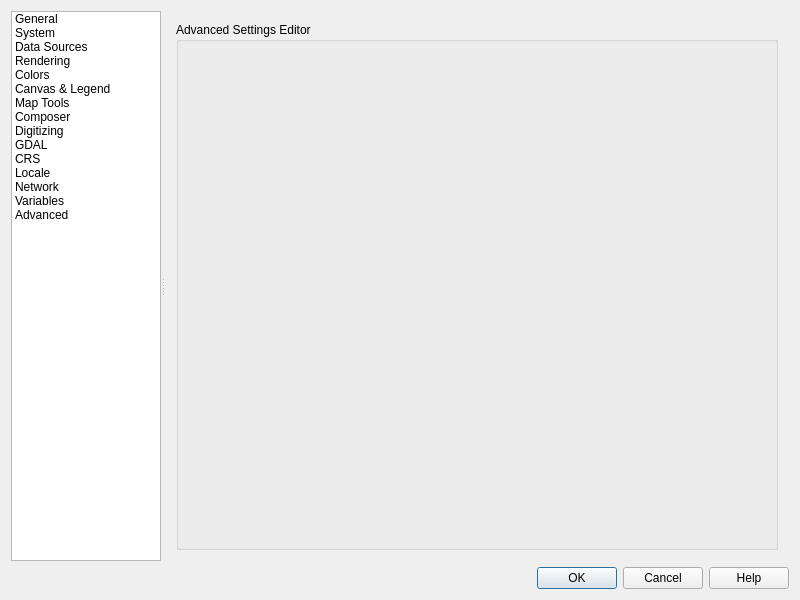
Before: the Qt Designer form src/ui/qgsoptionsbase.ui in qgis/QGIS, drawn with Qt 5.
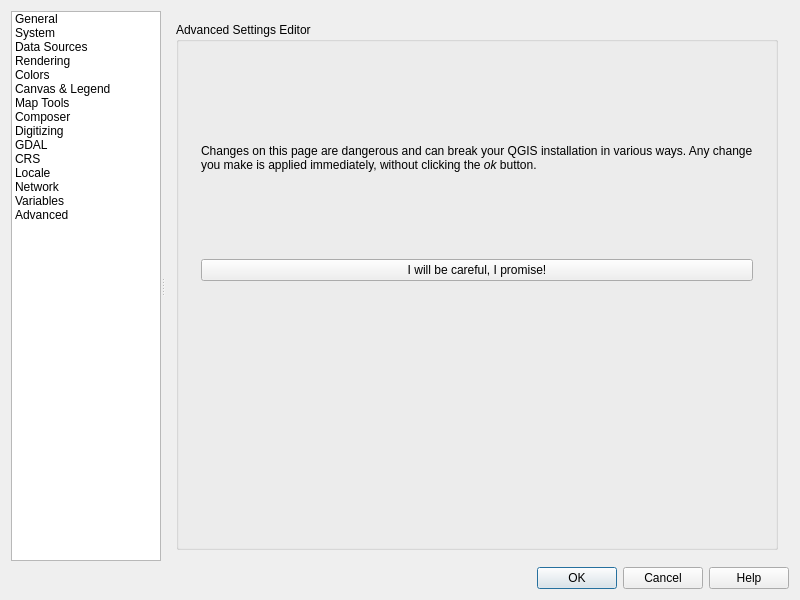
After: the same form once the commit is applied. The open tabs and pages were chosen to show the change. Icons and pictures are not drawn. Custom widgets are drawn as their Qt base class.

Commit message: Add warning to advanced settings dialog

The edit to the form file:
```diff
--- a/src/ui/qgsoptionsbase.ui
+++ b/src/ui/qgsoptionsbase.ui
@@ -4901,9 +4901,36 @@
              <property name="title">
               <string>Advanced Settings Editor</string>
              </property>
-             <layout class="QGridLayout" name="gridLayout_19">
-              <item row="0" column="0">
-               <widget class="QgsSettingsTree" name="mAdvancedSettingsEditor" native="true"/>
+             <layout class="QVBoxLayout" name="verticalLayout_42">
+              <item>
+               <widget class="QWidget" name="mAdvancedSettingsWarning" native="true">
+                <layout class="QVBoxLayout" name="verticalLayout_44">
+                 <item>
+                  <widget class="QLabel" name="label_44">
+                   <property name="text">
+                    <string>&lt;html&gt;&lt;head/&gt;&lt;body&gt;&lt;p&gt;Changes on this page are dangerous and can break your QGIS installation in various ways. Any change you make is applied immediately, without clicking the &lt;span style=&quot; font-style:italic;&quot;&gt;ok&lt;/span&gt; button.&lt;/p&gt;&lt;/body&gt;&lt;/html&gt;</string>
+                   </property>
+                   <property name="wordWrap">
+                    <bool>true</bool>
+                   </property>
+                  </widget>
+                 </item>
+                 <item>
+                  <widget class="QPushButton" name="mAdvancedSettingsEnableButton">
+                   <property name="text">
+                    <string>I will be careful, I promise!</string>
+                   </property>
+                  </widget>
+                 </item>
+                </layout>
+               </widget>
+              </item>
+              <item>
+               <widget class="QgsSettingsTree" name="mAdvancedSettingsEditor" native="true">
+                <property name="visible">
+                 <bool>false</bool>
+                </property>
+               </widget>
               </item>
              </layout>
             </widget>
```
Left out of the diff: 64 changed lines with no effect on the pictures.
